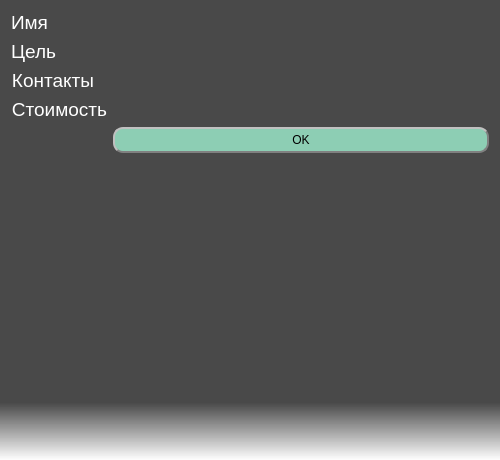
BackDad/Diploma_GB, file Interface/StudentInfoDialog.ui: the form before one commit.
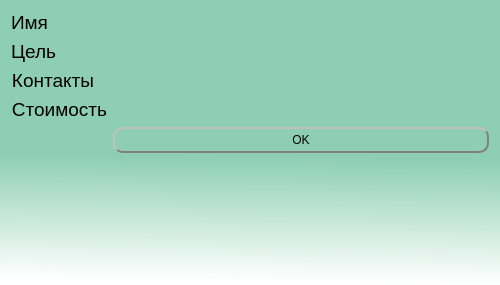
The form after the commit.

```diff
--- a/Interface/StudentInfoDialog.ui
+++ b/Interface/StudentInfoDialog.ui
@@ -10,7 +10,7 @@
     <x>0</x>
     <y>0</y>
     <width>500</width>
-    <height>460</height>
+    <height>285</height>
    </rect>
   </property>
   <property name="minimumSize">
@@ -26,8 +26,8 @@
    <string>Profile</string>
   </property>
   <property name="styleSheet">
-   <string notr="true">
-background-color: qlineargradient(spread:pad, x1:0.483, y1:0, x2:0.483, y2:1, stop:0.875 rgba(73, 73, 73, 255), stop:1 rgba(255, 255, 255, 255));</string>
+   <string notr="true">background-color: qlineargradient(spread:pad, x1:0.573864, y1:0.006, x2:0.551, y2:0.988636, stop:0.555 rgba(141, 206, 180, 255), stop:1 rgba(255, 255, 255, 255));
+border-top-color: rgb(0, 0, 0);</string>
   </property>
   <layout class="QFormLayout" name="formLayout">
    <item row="0" column="0">
@@ -45,7 +45,8 @@
      </property>
      <property name="styleSheet">
       <string notr="true">color: rgb(255, 255, 255);
-background-color: rgba(255, 255, 255, 0);</string>
+background-color: rgba(255, 255, 255, 0);
+color: rgb(0, 0, 0);</string>
      </property>
      <property name="text">
       <string>Имя</string>
@@ -70,6 +71,7 @@
      </property>
      <property name="styleSheet">
       <string notr="true">color: rgb(255, 255, 255);
+color: rgb(0, 0, 0);
 background-color: rgba(255, 255, 255, 0);</string>
      </property>
      <property name="text">
@@ -101,7 +103,8 @@
      </property>
      <property name="styleSheet">
       <string notr="true">color: rgb(255, 255, 255);
-background-color: rgba(255, 255, 255, 0);</string>
+background-color: rgba(255, 255, 255, 0);
+color: rgb(0, 0, 0);</string>
      </property>
      <property name="text">
       <string>Цель</string>
@@ -126,6 +129,7 @@
      </property>
      <property name="styleSheet">
       <string notr="true">color: rgb(255, 255, 255);
+color: rgb(0, 0, 0);
 background-color: rgba(255, 255, 255, 0);</string>
      </property>
      <property name="frameShadow">
@@ -160,7 +164,8 @@
      </property>
      <property name="styleSheet">
       <string notr="true">color: rgb(255, 255, 255);
-background-color: rgba(255, 255, 255, 0);</string>
+background-color: rgba(255, 255, 255, 0);
+color: rgb(0, 0, 0);</string>
      </property>
      <property name="text">
       <string>Контакты</string>
@@ -185,6 +190,7 @@
      </property>
      <property name="styleSheet">
       <string notr="true">color: rgb(255, 255, 255);
+color: rgb(0, 0, 0);
 background-color: rgba(255, 255, 255, 0);</string>
      </property>
      <property name="text">
@@ -216,7 +222,8 @@
      </property>
      <property name="styleSheet">
       <string notr="true">color: rgb(255, 255, 255);
-background-color: rgba(255, 255, 255, 0);</string>
+background-color: rgba(255, 255, 255, 0);
+color: rgb(0, 0, 0);</string>
      </property>
      <property name="text">
       <string>Стоимость</string>
@@ -241,6 +248,7 @@
      </property>
      <property name="styleSheet">
       <string notr="true">color: rgb(255, 255, 255);
+color: rgb(0, 0, 0);
 background-color: rgba(255, 255, 255, 0);</string>
      </property>
      <property name="text">
```
